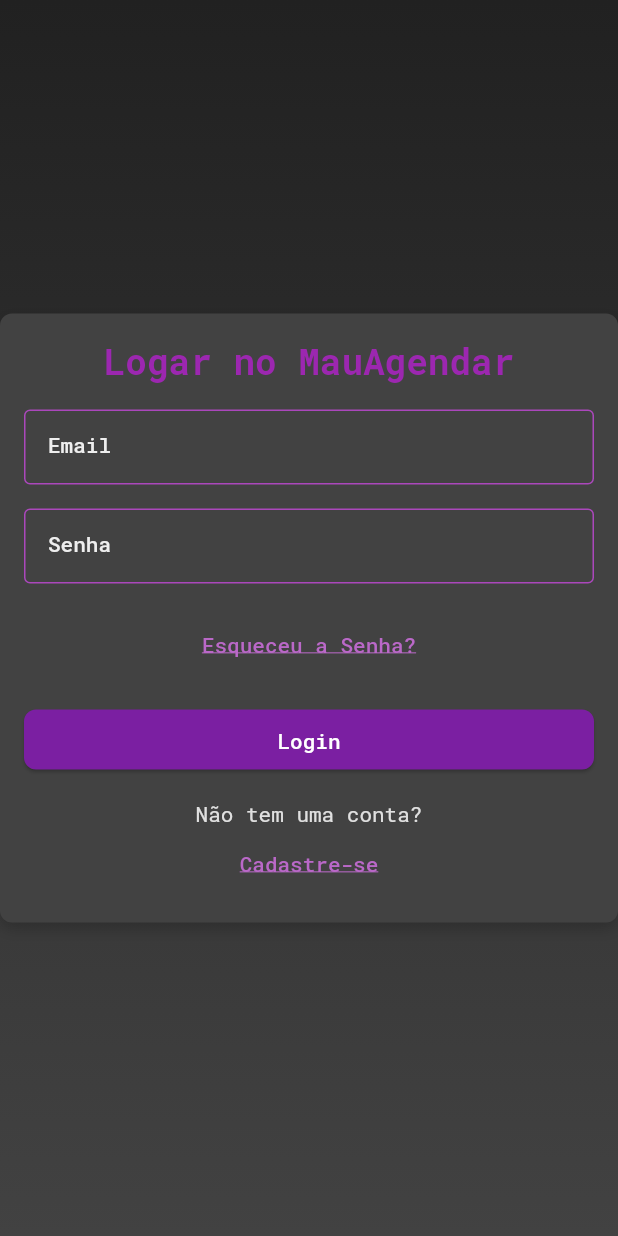
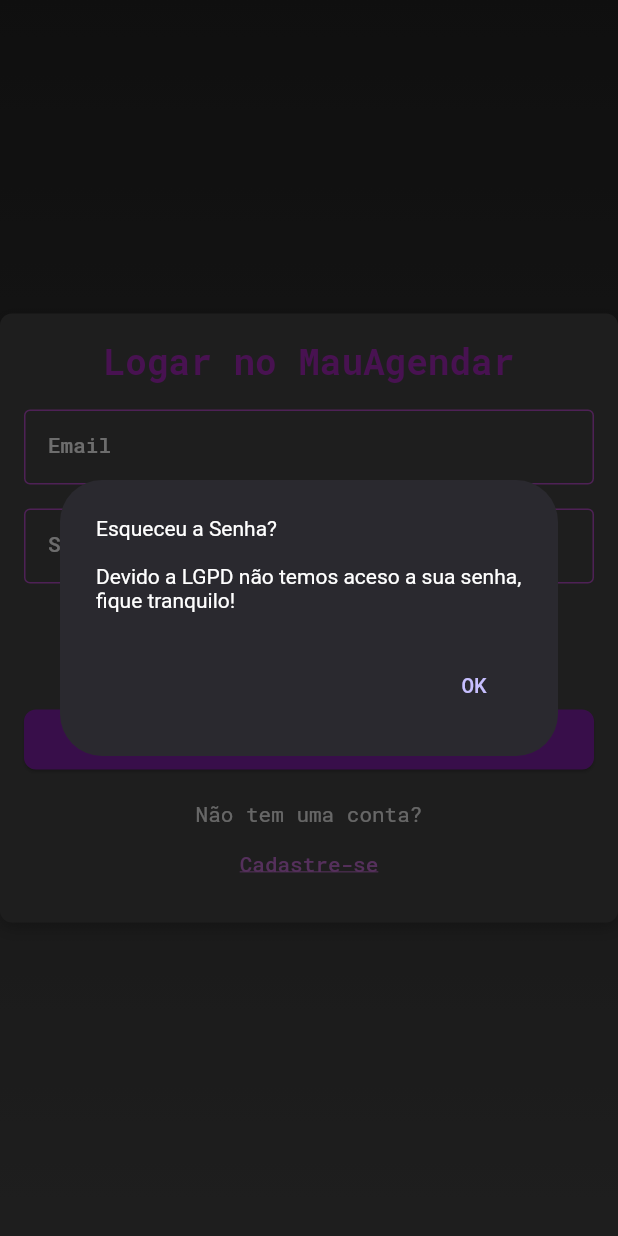
Before and after one commit to MauAgendar/mauagendar, a Flutter app: the screen it shows after launch, after a tap on "Esqueceu a Senha?", on a phone screen of 412 x 824 dp. Run offline on Flutter 3.47's test engine with Material 2 defaults, Android fonts, the light colour scheme and no system bars; our stand-ins replace flutter_secure_storage, google_fonts, jwt_decoder, table_calendar.

Commit message:
modal esqueceu a senha

```diff
--- a/mobile/lib/login.dart
+++ b/mobile/lib/login.dart
@@ -193,10 +193,26 @@
                       ),
                       const SizedBox(height: 16.0),
                       TextButton(
-                        onPressed: () => Navigator.pushNamed(
-                          context,
-                          '/',
-                        ),
+                        onPressed: () {
+                          showDialog(
+                            context: context,
+                            builder: (context) => AlertDialog(
+                              title: const Text('Esqueceu a Senha?'),
+                              titleTextStyle:
+                                  const TextStyle(color: Colors.white),
+                              content: const Text(
+                                  'Devido a LGPD não temos aceso a sua senha, fique tranquilo!'),
+                              contentTextStyle:
+                                  const TextStyle(color: Colors.white),
+                              actions: [
+                                TextButton(
+                                  onPressed: () => Navigator.pop(context),
+                                  child: const Text('OK'),
+                                ),
+                              ],
+                            ),
+                          );
+                        },
                         child: Text(
                           'Esqueceu a Senha?',
                           style: TextStyle(
```
